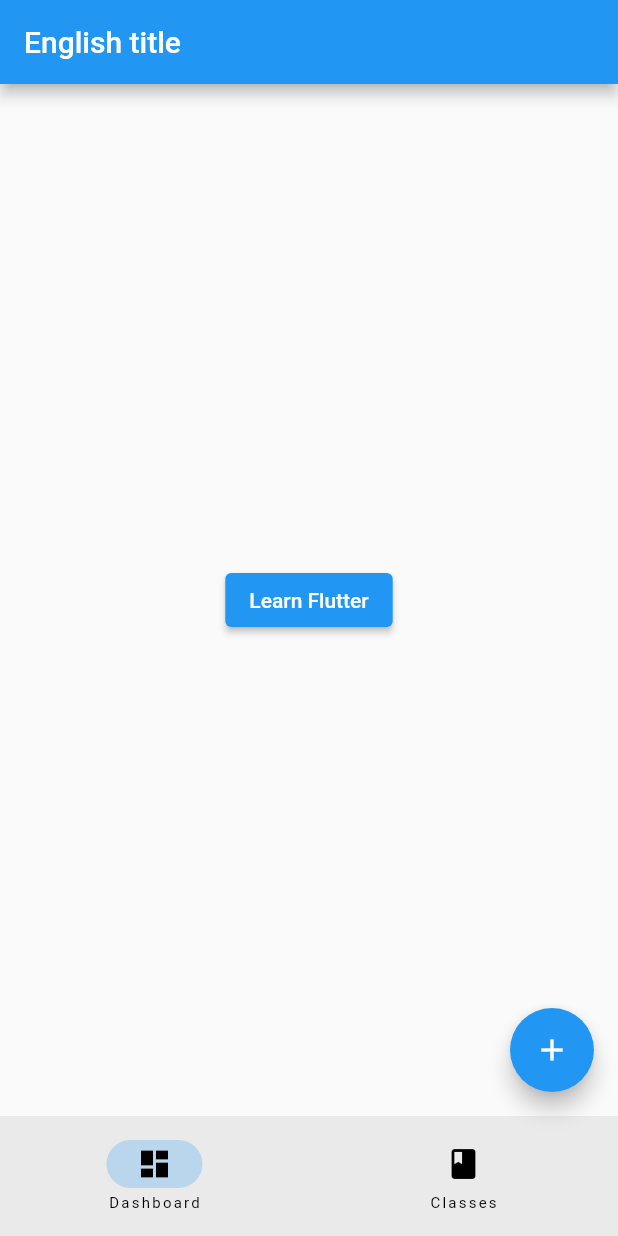
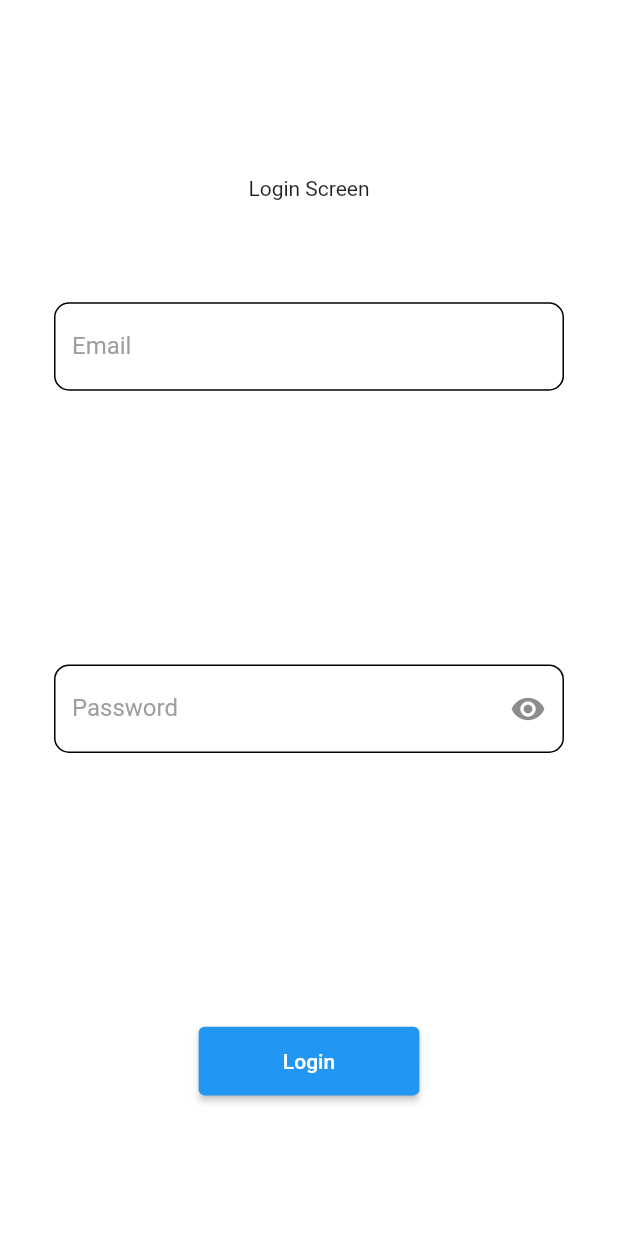
Before and after one commit to MazenTalaat/coolapp, a Flutter app: the screen it shows after launch, on a phone screen of 412 x 824 dp. Run offline on Flutter 3.47's test engine with Material 2 defaults, Android fonts, the phone set to English and light mode, and no system bars; our stand-ins replace email_validator, flutter_riverpod, freezed_annotation; missing offline and left inert: jumping_dot.

Commit message:
auth screen template

```diff
--- a/lib/main.dart
+++ b/lib/main.dart
@@ -1,11 +1,15 @@
 import 'package:coolapp/profile_page.dart';
 import 'package:coolapp/home_page.dart';
+import 'package:coolapp/src/features/auth/screens/auth_screen.dart';
 import 'package:flutter/material.dart';
 import 'package:flutter_localizations/flutter_localizations.dart';
 import 'generated/l10n.dart';
+import 'package:flutter_riverpod/flutter_riverpod.dart';
+
 
 void main() {
-  runApp(const MyApp());
+  WidgetsFlutterBinding.ensureInitialized();
+  runApp(const ProviderScope(child: AuthScreen()));
 }
 
 class MyApp extends StatefulWidget {
--- /dev/null
+++ b/lib/src/features/auth/screens/auth_screen.dart
@@ -0,0 +1,272 @@
+import 'package:coolapp/src/features/auth/controllers/auth_controller.dart';
+import 'package:flutter/material.dart';
+import 'package:flutter/services.dart';
+import 'package:flutter_riverpod/flutter_riverpod.dart';
+import 'package:jumping_dot/jumping_dot.dart';
+import 'package:email_validator/email_validator.dart';
+
+class AuthScreen extends ConsumerWidget {
+  const AuthScreen({super.key});
+
+  @override
+  Widget build(BuildContext context, WidgetRef ref) {
+    final screenDimensions = MediaQuery.of(context).size;
+    ref.listen(authControllerProvider, (previous, next) {
+      if (next.isLoggedIn) {
+        print('Logged In');
+      }
+    });
+    var status = ref.watch(authControllerProvider);
+    return MaterialApp(
+      debugShowCheckedModeBanner: false,
+      home: Scaffold(
+        backgroundColor: Colors.white,
+        body: Padding(
+          padding: const EdgeInsets.all(10),
+          child: Center(
+            child: Column(
+              mainAxisAlignment: MainAxisAlignment.spaceBetween,
+              children: [
+                const Padding(
+                  padding: EdgeInsets.all(20),
+                ),
+                const Text('Login Screen'),
+                Form(
+                  key: ref.watch(authControllerProvider.notifier).mailFormKey,
+                  child: Padding(
+                    padding: const EdgeInsets.symmetric(horizontal: 26, vertical: 0),
+                    child: FocusScope(
+                      onFocusChange: (value) {
+                        if (!value) {
+                          ref
+                              .watch(authControllerProvider.notifier)
+                              .mailFormKey
+                              .currentState!
+                              .validate();
+                        }
+                      },
+                      child: Column(
+                        children: [
+                          TextFormField(
+                            style: const TextStyle(color: Colors.black),
+                            cursorColor: Colors.black,
+                            inputFormatters: [
+                              FilteringTextInputFormatter.deny(
+                                RegExp(r'\s'),
+                              ),
+                            ],
+                            autofillHints: const [AutofillHints.email],
+                            controller: ref
+                                .watch(authControllerProvider.notifier)
+                                .emailController,
+                            decoration: InputDecoration(
+                              border: const OutlineInputBorder(
+                                borderRadius: BorderRadius.all(
+                                  Radius.circular(10),
+                                ),
+                              ),
+                              enabledBorder: OutlineInputBorder(
+                                borderRadius: BorderRadius.circular(10),
+                                borderSide: BorderSide(
+                                  color: status.isValidEmail
+                                      ? Colors.black
+                                      : Colors.red,
+                                  // color: Colors.red,
+                                ),
+                              ),
+                              focusedBorder: OutlineInputBorder(
+                                borderRadius: BorderRadius.circular(10),
+                                borderSide: BorderSide(
+                                  color: status.isValidEmail
+                                      ? Colors.black
+                                      : Colors.red,
+                                ),
+                              ),
+                              hintText: "User@neomi.com",
+                              labelText: "Email",
+                              hintStyle: TextStyle(
+                                  color: status.isValidEmail
+                                      ? Colors.grey
+                                      : Colors.red),
+                              labelStyle: TextStyle(
+                                  color: status.isValidEmail
+                                      ? Colors.grey
+                                      : Colors.red),
+                            ),
+                            onFieldSubmitted: (value) {
+                              ref
+                                  .watch(authControllerProvider.notifier)
+                                  .mailFormKey
+                                  .currentState!
+                                  .validate();
+                            },
+                            onChanged: (value) {
+                              ref
+                                  .watch(authControllerProvider.notifier)
+                                  .mailFormKey
+                                  .currentState!
+                                  .validate();
+                            },
+                            validator: (value) {
+                              if (!EmailValidator.validate(value!)) {
+                                ref
+                                    .read(authControllerProvider.notifier)
+                                    .validEmail(false);
+                                return null;
+                              }
+                              ref
+                                  .read(authControllerProvider.notifier)
+                                  .validEmail(true);
+                              return null;
+                            },
+                          ),
+                          Text(
+                            status.isValidEmail
+                                ? ""
+                                : "Please enter a valid email",
+                            style: const TextStyle(color: Colors.red),
+                          ),
+                        ],
+                      ),
+                    ),
+                  ),
+                ),
+                Text(status.email),
+                Form(
+                  key: ref.watch(authControllerProvider.notifier).passFormKey,
+                  child: Padding(
+                    padding: const EdgeInsets.fromLTRB(26, 15, 26, 15),
+                    child: FocusScope(
+                      onFocusChange: (value) {
+                        if (!value) {
+                          ref
+                              .watch(authControllerProvider.notifier)
+                              .passFormKey
+                              .currentState!
+                              .validate();
+                        }
+                      },
+                      child: Column(
+                        children: [
+                          TextFormField(
+                            style: const TextStyle(color: Colors.black),
+                            cursorColor: Colors.black,
+                            inputFormatters: [
+                              FilteringTextInputFormatter.deny(RegExp(r'\s')),
+                            ],
+                            autofillHints: const [AutofillHints.password],
+                            obscureText: status.obscurePassword,
+                            controller: ref
+                                .watch(authControllerProvider.notifier)
+                                .passwordController,
+                            decoration: InputDecoration(
+                              border: const OutlineInputBorder(
+                                borderRadius:
+                                    BorderRadius.all(Radius.circular(10)),
+                              ),
+                              enabledBorder: OutlineInputBorder(
+                                borderRadius: BorderRadius.circular(10),
+                                borderSide: BorderSide(
+                                  color: status.isValidPassword
+                                      ? Colors.black
+                                      : Colors.red,
+                                ),
+                              ),
+                              focusedBorder: OutlineInputBorder(
+                                borderRadius: BorderRadius.circular(10),
+                                borderSide: BorderSide(
+                                  color: status.isValidPassword
+                                      ? Colors.black
+                                      : Colors.red,
+                                  // color: Colors.red,
+                                ),
+                              ),
+                              hintText: "Enter your password",
+                              labelText: "Password",
+                              hintStyle: TextStyle(
+                                  color: status.isValidPassword
+                                      ? Colors.grey
+                                      : Colors.red),
+                              labelStyle: TextStyle(
+                                  color: status.isValidPassword
+                                      ? Colors.grey
+                                      : Colors.red),
+                              suffixIcon: GestureDetector(
+                                child: Icon(status.obscurePassword
+                                    ? Icons.visibility
+                                    : Icons.visibility_off),
+                                onTap: () {
+                                  ref
+                                      .read(authControllerProvider.notifier)
+                                      .togglePassword();
+                                },
+                              ),
+                            ),
+                            onFieldSubmitted: (value) {
+                              ref
+                                  .watch(authControllerProvider.notifier)
+                                  .passFormKey
+                                  .currentState!
+                                  .validate();
+                            },
+                            onChanged: (value) {
+                              ref
+                                  .watch(authControllerProvider.notifier)
+                                  .passFormKey
+                                  .currentState!
+                                  .validate();
+                            },
+                            validator: (value) {
+                              if (value == null || value.isEmpty) {
+                                ref
+                                    .read(authControllerProvider.notifier)
+                                    .validPassword(false);
+                                return null;
+                              }
+                              ref
+                                  .read(authControllerProvider.notifier)
+                                  .validPassword(true);
+                              return null;
+                            },
+                          ),
+                          Text(
+                            status.isValidPassword
+                                ? ""
+                                : "Password can't be empty",
+                            style: const TextStyle(color: Colors.red),
+                          ),
+                        ],
+                      ),
+                    ),
+                  ),
+                ),
+                Text(status.password),
+                SizedBox(
+                  width: screenDimensions.width / 2.8,
+                  height: screenDimensions.height / 18,
+                  child: ElevatedButton(
+                    onPressed: status.isLoading
+                        ? null
+                        : () {
+                            ref.read(authControllerProvider.notifier).loginUser();
+                          },
+                    child: status.isLoading
+                        ? JumpingDots(
+                            color: Colors.black,
+                            radius: 7,
+                            numberOfDots: 3,
+                            animationDuration: const Duration(milliseconds: 200),
+                            verticalOffset: -10,
+                          )
+                        : const Text('Login'),
+                  ),
+                ),
+                Text(status.error),
+              ],
+            ),
+          ),
+        ),
+      ),
+    );
+  }
+}
```
Also changed, not shown: lib/src/features/auth/controllers/auth_controller.dart (added, +70 -0 lines), lib/src/features/auth/models/auth_model.dart (added, +17 -0 lines), pubspec.yaml (+9 -0 lines), lib/src/features/auth/models/auth_model.freezed.dart (added), pubspec.lock.
